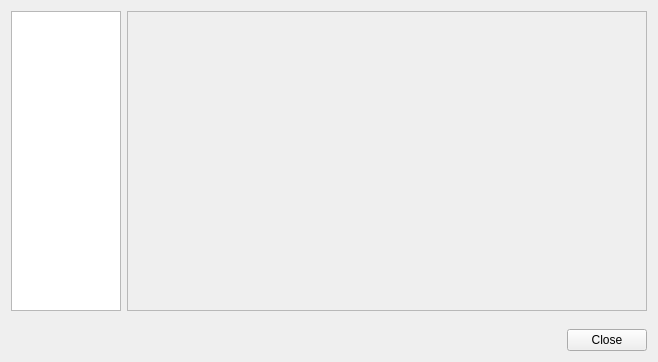
This is src/preferences/configdialog.ui in MUME/MMapper as Qt 5 draws it before an edit. The edited form follows.
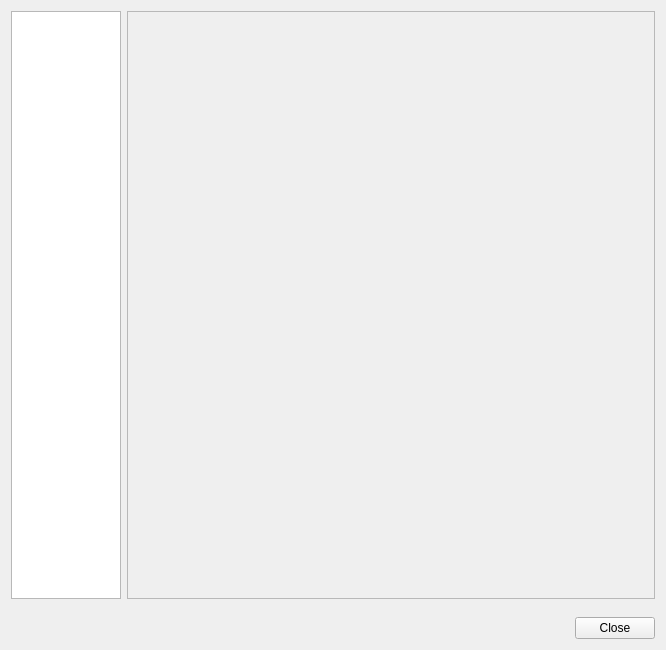
This is the edited form.

Commit message: Revert back to previous Preferences dialog size

The edit to the form file:
```diff
--- a/src/preferences/configdialog.ui
+++ b/src/preferences/configdialog.ui
@@ -2,6 +2,14 @@
 <ui version="4.0">
  <class>ConfigDialog</class>
  <widget class="QWidget" name="ConfigDialog">
+  <property name="geometry">
+   <rect>
+    <x>0</x>
+    <y>0</y>
+    <width>666</width>
+    <height>650</height>
+   </rect>
+  </property>
   <layout class="QVBoxLayout" name="_4">
    <item>
     <layout class="QHBoxLayout" name="_3">
@@ -50,7 +58,7 @@
           <x>0</x>
           <y>0</y>
           <width>518</width>
-          <height>298</height>
+          <height>558</height>
          </rect>
         </property>
         <layout class="QHBoxLayout" name="horizontalLayout_3"/>
```
